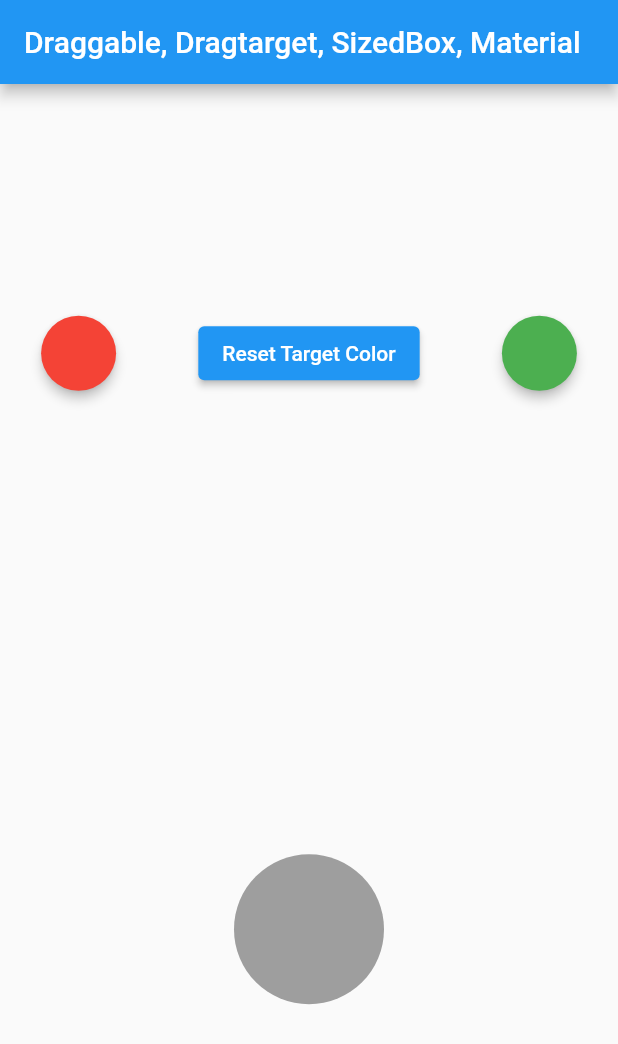
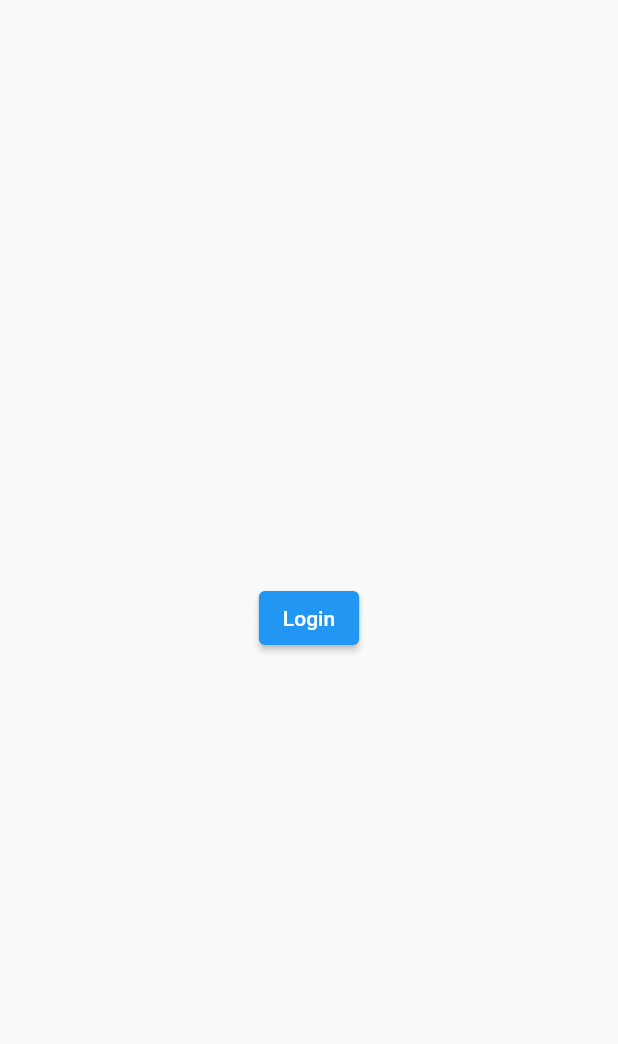
Before and after one commit to dikki-ap/flutter_basic, a Flutter app: the screen it shows after launch, on a phone screen of 412 x 824 dp. Shown: the top 1044 px of the screen. Run offline on Flutter 3.47's test engine with Material 2 defaults, Android fonts, the phone set to English and light mode, and no system bars.

```diff
--- /dev/null
+++ b/lib/login_page.dart
@@ -0,0 +1,25 @@
+// ignore_for_file: prefer_const_constructors
+
+import 'package:flutter/material.dart';
+import 'package:flutter_basic/main_page.dart';
+
+class LoginPage extends StatelessWidget {
+  const LoginPage({super.key});
+
+  @override
+  Widget build(BuildContext context) {
+    return Scaffold(
+      body: Center(
+        child: ElevatedButton(
+            onPressed: () {
+              // "pushReplacement", navigate to other Screen and then remove this Screen, so u can't go back into this Screen
+              Navigator.pushReplacement(context,
+                  MaterialPageRoute(builder: (context) {
+                return MainPage();
+              }));
+            },
+            child: Text('Login')),
+      ),
+    );
+  }
+}
--- a/lib/main.dart
+++ b/lib/main.dart
@@ -1,169 +1,16 @@
 // ignore_for_file: prefer_const_constructors
 import 'package:flutter/material.dart';
+import 'package:flutter_basic/login_page.dart';
 
 void main() {
   runApp(const MyApp());
 }
 
-class MyApp extends StatefulWidget {
+class MyApp extends StatelessWidget {
   const MyApp({super.key});
 
   @override
-  State<MyApp> createState() => _MyAppState();
-}
-
-class _MyAppState extends State<MyApp> {
-  // Declare a default Color
-  Color color1 = Colors.red;
-  Color color2 = Colors.green;
-
-  // Declare targetColor
-  Color? targetColor;
-
-  // Declare condition when DragTarget already accepting value or not
-  bool isAccepted = false;
-
-  @override
   Widget build(BuildContext context) {
-    return MaterialApp(
-      home: Scaffold(
-        appBar: AppBar(
-          title: Text('Draggable, Dragtarget, SizedBox, Material'),
-        ),
-        body: Column(
-          mainAxisAlignment: MainAxisAlignment.spaceAround,
-          children: [
-            Row(
-              mainAxisAlignment: MainAxisAlignment.spaceAround,
-              children: [
-                /*
-                  -- Draggable --
-                  Draggable need Generic Type, in this case we will use Color as a Generic Type
-                  Need 3 Properties
-                  "child" as a initial value
-                  "childWhenDragging" as a initialValue when u dragging the Object
-                  "feedback" as a Object when u dragging
-                */
-                Draggable<Color>(
-                  data: color1,
-                  feedback: SizedBox(
-                    width: 50,
-                    height: 50,
-                    child: Material(
-                      color: color1.withOpacity(0.6),
-                      shape:
-                          StadiumBorder(), // Make a Rectangle corner into Circular
-                      elevation: 1, // DROP SHADOW
-                    ),
-                  ),
-                  childWhenDragging: SizedBox(
-                    width: 50,
-                    height: 50,
-                    child: Material(
-                      color: Colors.grey,
-                      shape:
-                          StadiumBorder(), // Make a Rectangle corner into Circular
-                    ),
-                  ), // "data" property, is a data that belongs to Draggable and will be sent to a DragTarget
-                  child: SizedBox(
-                    width: 50,
-                    height: 50,
-                    child: Material(
-                      color: color1,
-                      shape:
-                          StadiumBorder(), // Make a Rectangle corner into Circular
-                      elevation: 3, // DROP SHADOW
-                    ),
-                  ),
-                ),
-                ElevatedButton(
-                    onPressed: () {
-                      setState(() {
-                        isAccepted = false;
-                      });
-                    },
-                    child: Text('Reset Target Color')),
-                Draggable<Color>(
-                  data: color2,
-                  feedback: SizedBox(
-                    width: 50,
-                    height: 50,
-                    child: Material(
-                      color: color2.withOpacity(0.6),
-                      shape:
-                          StadiumBorder(), // Make a Rectangle corner into Circular
-                      elevation: 1, // DROP SHADOW
-                    ),
-                  ),
-                  childWhenDragging: SizedBox(
-                    width: 50,
-                    height: 50,
-                    child: Material(
-                      color: Colors.grey,
-                      shape:
-                          StadiumBorder(), // Make a Rectangle corner into Circular
-                    ),
-                  ), // "data" property, is a data that belongs to Draggable and will be sent to a DragTarget
-                  child: SizedBox(
-                    width: 50,
-                    height: 50,
-                    child: Material(
-                      color: color2,
-                      shape:
-                          StadiumBorder(), // Make a Rectangle corner into Circular
-                      elevation: 3, // DROP SHADOW
-                    ),
-                  ),
-                ),
-              ],
-            ),
-
-            /*
-              -- DragTarget --
-              DragTarget need Generic Type, in this case we using Color as Generic Type, same as Draggable "data"
-              DragTarget need 3 properties
-
-              "onWillAccept" , check if we want to accept the request from Draggable or not
-              "onAccept" , making a condition when accepting request from Draggable
-              "builder" , making a changes when accepting request from Draggable
-              "builder" , need 3 params, (context, caandidateData, rejectedData)
-            */
-            DragTarget<Color>(
-              onWillAccept: (value) => true, // Always accept changes
-              onAccept: (value) {
-                // When accepting request from Draggable, changes isAcceped and targetColor
-                isAccepted = true;
-                targetColor = value;
-              },
-              builder: (context, candidateData, rejectedData) {
-                // Making a changes when accepting request from Draggable
-                // Check isAccepted value, if True, change color to targetColor
-                // if False, make it to Grey Color
-                return (isAccepted)
-                    ? SizedBox(
-                        width: 100,
-                        height: 100,
-                        child: Material(
-                          color: targetColor,
-                          shape:
-                              StadiumBorder(), // Make a Rectangle corner into Circular
-                          elevation: 3, // DROP SHADOW
-                        ),
-                      )
-                    : SizedBox(
-                        width: 100,
-                        height: 100,
-                        child: Material(
-                          color: Colors.grey,
-                          shape:
-                              StadiumBorder(), // Make a Rectangle corner into Circular
-                        ),
-                      );
-              },
-            ),
-          ],
-        ),
-      ),
-    );
+    return MaterialApp(home: LoginPage());
   }
 }
--- /dev/null
+++ b/lib/main_page.dart
@@ -0,0 +1,27 @@
+// ignore_for_file: prefer_const_constructors
+
+import 'package:flutter/material.dart';
+import 'package:flutter_basic/second_page.dart';
+
+class MainPage extends StatelessWidget {
+  const MainPage({super.key});
+
+  @override
+  Widget build(BuildContext context) {
+    return Scaffold(
+      appBar: AppBar(
+        title: Text('Main Page'),
+      ),
+      body: Center(
+        child: ElevatedButton(
+            onPressed: () {
+              // "push" navigate to other Screen, and u can still go back into this Screen
+              Navigator.push(context, MaterialPageRoute(builder: (context) {
+                return SecondPage();
+              }));
+            },
+            child: Text('Go to Second Page')),
+      ),
+    );
+  }
+}
--- /dev/null
+++ b/lib/second_page.dart
@@ -0,0 +1,24 @@
+// ignore_for_file: prefer_const_constructors
+
+import 'package:flutter/material.dart';
+
+class SecondPage extends StatelessWidget {
+  const SecondPage({super.key});
+
+  @override
+  Widget build(BuildContext context) {
+    return Scaffold(
+      appBar: AppBar(
+        title: Text('Second Page'),
+      ),
+      body: Center(
+        child: ElevatedButton(
+            onPressed: () {
+              // "pop" navigate to previous Screen and u can't go back into this Screen
+              Navigator.pop(context);
+            },
+            child: Text('Back to Main Page')),
+      ),
+    );
+  }
+}
```
